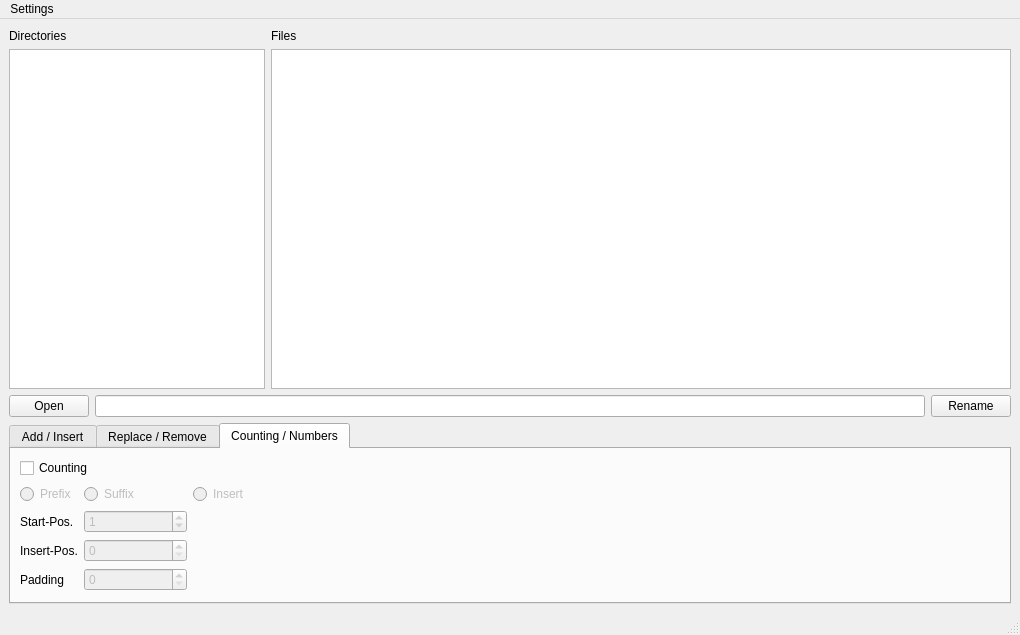
Qt form mainwindow.ui (Addi90/ARenamerTool) before a commit.
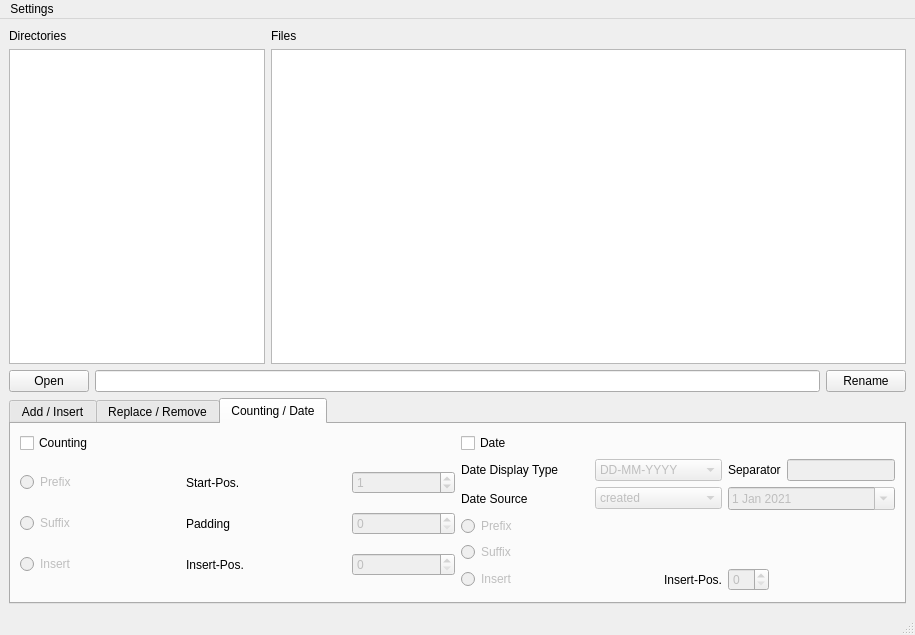
The same form after that commit. The open tabs and pages were chosen to show the change.

Commit message: added date functionality, updated gui

Diff of the .ui file:
```diff
--- a/mainwindow.ui
+++ b/mainwindow.ui
@@ -62,7 +62,11 @@
        </widget>
       </item>
       <item>
-       <widget class="QLineEdit" name="lineEdit"/>
+       <widget class="QLineEdit" name="lineEdit">
+        <property name="locale">
+         <locale language="English" country="UnitedKingdom"/>
+        </property>
+       </widget>
       </item>
       <item>
        <widget class="QPushButton" name="pushButton_2">
@@ -507,7 +511,7 @@
       </widget>
       <widget class="QWidget" name="tab_3">
        <attribute name="title">
-        <string>Counting / Numbers</string>
+        <string>Counting / Date</string>
        </attribute>
        <layout class="QVBoxLayout" name="verticalLayout_2">
         <item>
@@ -522,12 +526,92 @@
             </property>
            </widget>
           </item>
+          <item>
+           <widget class="QCheckBox" name="checkBox_12">
+            <property name="locale">
+             <locale language="English" country="UnitedKingdom"/>
+            </property>
+            <property name="text">
+             <string>Date </string>
+            </property>
+           </widget>
+          </item>
          </layout>
         </item>
         <item>
          <layout class="QHBoxLayout" name="horizontalLayout">
           <item>
            <layout class="QGridLayout" name="gridLayout_2">
+            <item row="1" column="2">
+             <widget class="QSpinBox" name="spinBox_7">
+              <property name="enabled">
+               <bool>false</bool>
+              </property>
+              <property name="sizePolicy">
+               <sizepolicy hsizetype="Minimum" vsizetype="Fixed">
+                <horstretch>0</horstretch>
+                <verstretch>0</verstretch>
+               </sizepolicy>
+              </property>
+              <property name="locale">
+               <locale language="English" country="UnitedKingdom"/>
+              </property>
+             </widget>
+            </item>
+            <item row="2" column="2">
+             <widget class="QSpinBox" name="spinBox_4">
+              <property name="enabled">
+               <bool>false</bool>
+              </property>
+              <property name="sizePolicy">
+               <sizepolicy hsizetype="Minimum" vsizetype="Fixed">
+                <horstretch>0</horstretch>
+                <verstretch>0</verstretch>
+               </sizepolicy>
+              </property>
+              <property name="locale">
+               <locale language="English" country="UnitedKingdom"/>
+              </property>
+             </widget>
+            </item>
+            <item row="1" column="0">
+             <widget class="QRadioButton" name="radioButton_3">
+              <property name="enabled">
+               <bool>false</bool>
+              </property>
+              <property name="sizePolicy">
+               <sizepolicy hsizetype="Preferred" vsizetype="Fixed">
+                <horstretch>0</horstretch>
+                <verstretch>0</verstretch>
+               </sizepolicy>
+              </property>
+              <property name="locale">
+               <locale language="English" country="UnitedKingdom"/>
+              </property>
+              <property name="text">
+               <string>Suffix</string>
+              </property>
+              <attribute name="buttonGroup">
+               <string notr="true">buttonGroup</string>
+              </attribute>
+             </widget>
+            </item>
+            <item row="2" column="1">
+             <widget class="QLabel" name="label_5">
+              <property name="sizePolicy">
+               <sizepolicy hsizetype="Minimum" vsizetype="Preferred">
+                <horstretch>0</horstretch>
+                <verstretch>0</verstretch>
+               </sizepolicy>
+              </property>
+              <property name="locale">
+               <locale language="English" country="UnitedKingdom"/>
+              </property>
+              <property name="text">
+               <string>Insert-Pos.</string>
+              </property>
+             </widget>
+            </item>
             <item row="0" column="0">
              <widget class="QRadioButton" name="radioButton">
               <property name="enabled">
@@ -547,20 +631,23 @@
               </attribute>
              </widget>
             </item>
-            <item row="3" column="0">
-             <widget class="QLabel" name="label_7">
+            <item row="2" column="0">
+             <widget class="QRadioButton" name="radioButton_2">
+              <property name="enabled">
+               <bool>false</bool>
+              </property>
               <property name="sizePolicy">
-               <sizepolicy hsizetype="Minimum" vsizetype="Preferred">
+               <sizepolicy hsizetype="Preferred" vsizetype="Fixed">
                 <horstretch>0</horstretch>
                 <verstretch>0</verstretch>
                </sizepolicy>
               </property>
               <property name="text">
-               <string>Start-Pos.</string>
+               <string>Insert</string>
               </property>
              </widget>
             </item>
-            <item row="5" column="0">
+            <item row="1" column="1">
              <widget class="QLabel" name="label_12">
               <property name="sizePolicy">
                <sizepolicy hsizetype="Minimum" vsizetype="Preferred">
@@ -573,26 +660,13 @@
               </property>
              </widget>
             </item>
-            <item row="4" column="0">
-             <widget class="QLabel" name="label_5">
-              <property name="sizePolicy">
-               <sizepolicy hsizetype="Minimum" vsizetype="Preferred">
-                <horstretch>0</horstretch>
-                <verstretch>0</verstretch>
-               </sizepolicy>
-              </property>
-              <property name="text">
-               <string>Insert-Pos.</string>
-              </property>
-             </widget>
-            </item>
-            <item row="3" column="1">
+            <item row="0" column="2">
              <widget class="QSpinBox" name="spinBox_3">
               <property name="enabled">
                <bool>false</bool>
               </property>
               <property name="sizePolicy">
-               <sizepolicy hsizetype="Minimum" vsizetype="Fixed">
+               <sizepolicy hsizetype="Fixed" vsizetype="Fixed">
                 <horstretch>0</horstretch>
                 <verstretch>0</verstretch>
                </sizepolicy>
@@ -615,15 +689,114 @@
              </widget>
             </item>
             <item row="0" column="1">
-             <widget class="QRadioButton" name="radioButton_3">
+             <widget class="QLabel" name="label_7">
+              <property name="sizePolicy">
+               <sizepolicy hsizetype="Minimum" vsizetype="Preferred">
+                <horstretch>0</horstretch>
+                <verstretch>0</verstretch>
+               </sizepolicy>
+              </property>
+              <property name="locale">
+               <locale language="English" country="UnitedKingdom"/>
+              </property>
+              <property name="text">
+               <string>Start-Pos.</string>
+              </property>
+             </widget>
+            </item>
+           </layout>
+          </item>
+          <item>
+           <layout class="QGridLayout" name="gridLayout_6">
+            <item row="4" column="2">
+             <widget class="QSpinBox" name="spinBox_10">
               <property name="enabled">
                <bool>false</bool>
               </property>
               <property name="sizePolicy">
-               <sizepolicy hsizetype="Preferred" vsizetype="Fixed">
+               <sizepolicy hsizetype="Fixed" vsizetype="Fixed">
                 <horstretch>0</horstretch>
                 <verstretch>0</verstretch>
                </sizepolicy>
+              </property>
+              <property name="locale">
+               <locale language="English" country="UnitedKingdom"/>
+              </property>
+             </widget>
+            </item>
+            <item row="0" column="0">
+             <widget class="QLabel" name="label_18">
+              <property name="locale">
+               <locale language="English" country="UnitedKingdom"/>
+              </property>
+              <property name="text">
+               <string>Date Display Type</string>
+              </property>
+             </widget>
+            </item>
+            <item row="2" column="0">
+             <widget class="QRadioButton" name="radioButton_4">
+              <property name="enabled">
+               <bool>false</bool>
+              </property>
+              <property name="locale">
+               <locale language="English" country="UnitedKingdom"/>
+              </property>
+              <property name="text">
+               <string>Prefix</string>
+              </property>
+             </widget>
+            </item>
+            <item row="1" column="1">
+             <widget class="QComboBox" name="comboBox_4">
+              <property name="enabled">
+               <bool>false</bool>
+              </property>
+              <property name="locale">
+               <locale language="English" country="UnitedKingdom"/>
+              </property>
+              <item>
+               <property name="text">
+                <string>created</string>
+               </property>
+              </item>
+              <item>
+               <property name="text">
+                <string>last modified</string>
+               </property>
+              </item>
+              <item>
+               <property name="text">
+                <string>today</string>
+               </property>
+              </item>
+              <item>
+               <property name="text">
+                <string>custom</string>
+               </property>
+              </item>
+             </widget>
+            </item>
+            <item row="4" column="0">
+             <widget class="QRadioButton" name="radioButton_6">
+              <property name="enabled">
+               <bool>false</bool>
+              </property>
+              <property name="locale">
+               <locale language="English" country="UnitedKingdom"/>
+              </property>
+              <property name="text">
+               <string>Insert</string>
+              </property>
+             </widget>
+            </item>
+            <item row="3" column="0">
+             <widget class="QRadioButton" name="radioButton_5">
+              <property name="enabled">
+               <bool>false</bool>
+              </property>
+              <property name="locale">
+               <locale language="English" country="UnitedKingdom"/>
               </property>
               <property name="text">
                <string>Suffix</string>
@@ -634,68 +807,111 @@
              </widget>
             </item>
             <item row="4" column="1">
-             <widget class="QSpinBox" name="spinBox_4">
-              <property name="enabled">
-               <bool>false</bool>
+             <widget class="QLabel" name="label_17">
+              <property name="locale">
+               <locale language="English" country="UnitedKingdom"/>
               </property>
-              <property name="sizePolicy">
-               <sizepolicy hsizetype="Minimum" vsizetype="Fixed">
-                <horstretch>0</horstretch>
-                <verstretch>0</verstretch>
-               </sizepolicy>
+              <property name="text">
+               <string>Insert-Pos.</string>
               </property>
+              <property name="alignment">
+               <set>Qt::AlignRight|Qt::AlignTrailing|Qt::AlignVCenter</set>
+              </property>
              </widget>
             </item>
-            <item row="5" column="1">
-             <widget class="QSpinBox" name="spinBox_7">
+            <item row="1" column="0">
+             <widget class="QLabel" name="label_20">
+              <property name="locale">
+               <locale language="English" country="UnitedKingdom"/>
+              </property>
+              <property name="text">
+               <string>Date Source</string>
+              </property>
+             </widget>
+            </item>
+            <item row="0" column="1">
+             <widget class="QComboBox" name="comboBox_3">
               <property name="enabled">
                <bool>false</bool>
               </property>
-              <property name="sizePolicy">
-               <sizepolicy hsizetype="Minimum" vsizetype="Fixed">
-                <horstretch>0</horstretch>
-                <verstretch>0</verstretch>
-               </sizepolicy>
+              <property name="locale">
+               <locale language="English" country="UnitedKingdom"/>
               </property>
+              <item>
+               <property name="text">
+                <string>DD-MM-YYYY</string>
+               </property>
+              </item>
+              <item>
+               <property name="text">
+                <string>YYYY-MM-DD</string>
+               </property>
+              </item>
+              <item>
+               <property name="text">
+                <string>MM-DD-YYYY</string>
+               </property>
+              </item>
              </widget>
             </item>
             <item row="0" column="2">
-             <widget class="QRadioButton" name="radioButton_2">
+             <layout class="QHBoxLayout" name="horizontalLayout_10">
+              <item>
+               <widget class="QLabel" name="label_19">
+                <property name="locale">
+                 <locale language="English" country="UnitedKingdom"/>
+                </property>
+                <property name="text">
+                 <string>Separator</string>
+                </property>
+               </widget>
+              </item>
+              <item>
+               <widget class="QLineEdit" name="lineEdit_9">
+                <property name="enabled">
+                 <bool>false</bool>
+                </property>
+                <property name="sizePolicy">
+                 <sizepolicy hsizetype="Minimum" vsizetype="Fixed">
+                  <horstretch>0</horstretch>
+                  <verstretch>0</verstretch>
+                 </sizepolicy>
+                </property>
+                <property name="locale">
+                 <locale language="English" country="UnitedKingdom"/>
+                </property>
+               </widget>
+              </item>
+             </layout>
+            </item>
+            <item row="1" column="2">
+             <widget class="QDateEdit" name="dateEdit">
               <property name="enabled">
                <bool>false</bool>
               </property>
               <property name="sizePolicy">
-               <sizepolicy hsizetype="Preferred" vsizetype="Fixed">
+               <sizepolicy hsizetype="Minimum" vsizetype="Fixed">
                 <horstretch>0</horstretch>
                 <verstretch>0</verstretch>
                </sizepolicy>
               </property>
-              <property name="text">
-               <string>Insert</string>
+              <property name="dateTime">
+               <datetime>
+                <hour>0</hour>
+                <minute>0</minute>
+                <second>0</second>
+                <year>2021</year>
+                <month>1</month>
+                <day>1</day>
+               </datetime>
               </property>
-              <attribute name="buttonGroup">
-               <string notr="true">buttonGroup</string>
-              </attribute>
+              <property name="calendarPopup">
+               <bool>true</bool>
+              </property>
              </widget>
             </item>
            </layout>
           </item>
-          <item>
-           <spacer name="horizontalSpacer_4">
-            <property name="orientation">
-             <enum>Qt::Horizontal</enum>
-            </property>
-            <property name="sizeType">
-             <enum>QSizePolicy::Ignored</enum>
-            </property>
-            <property name="sizeHint" stdset="0">
-             <size>
-              <width>751</width>
-              <height>20</height>
-             </size>
-            </property>
-           </spacer>
-          </item>
          </layout>
         </item>
        </layout>
```
Left out of the diff: 192 changed lines with no effect on the pictures. The commit also changes 8 other files.
